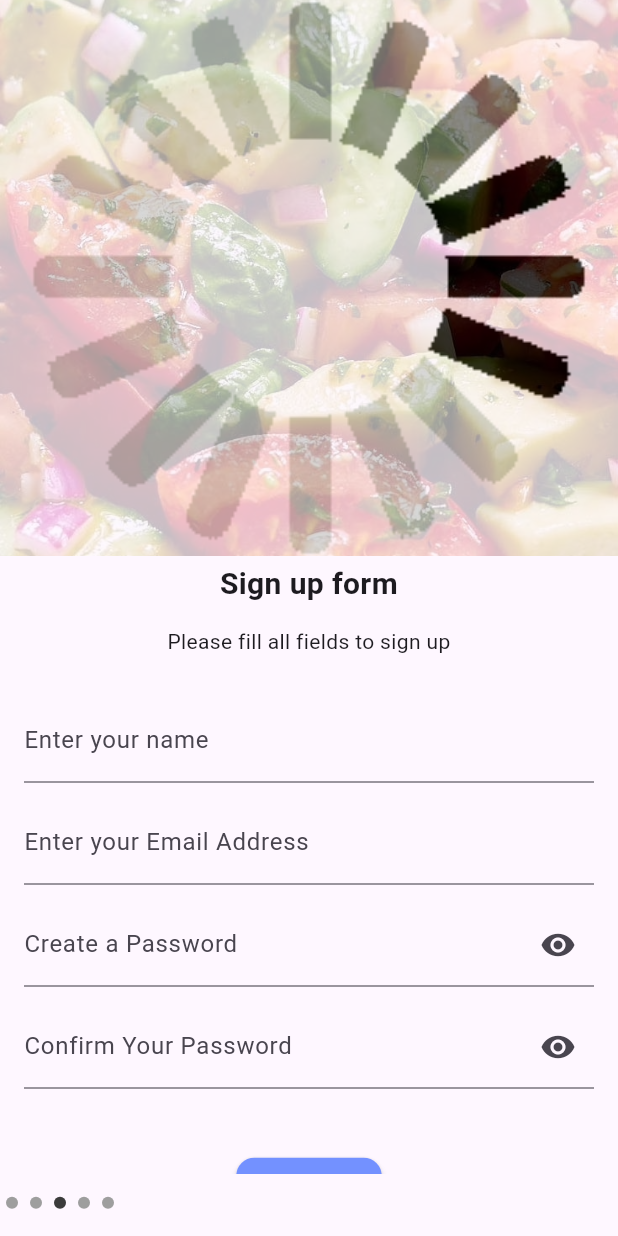
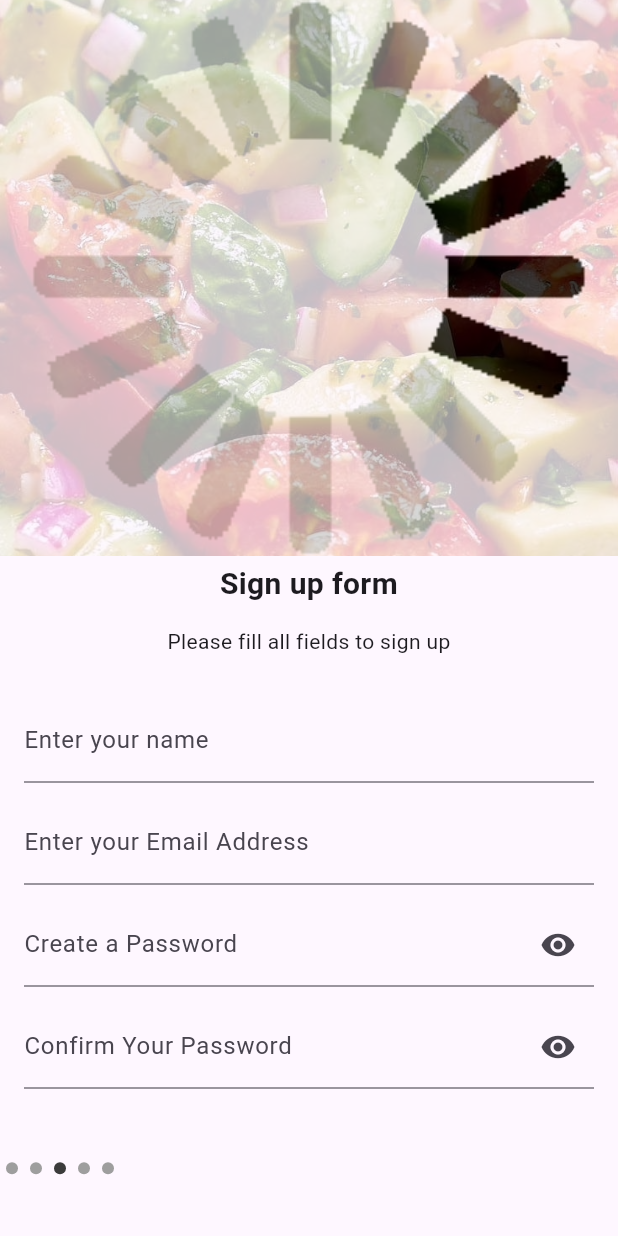
Before and after one commit to ahak-Yem/findmyrestaurant, a Flutter app: the screen it shows after launch, swiped to page 3, on a phone screen of 412 x 824 dp. Run offline on Flutter 3.47's test engine with Material 3 defaults, Android fonts, the phone set to English and light mode, and no system bars; our stand-ins replace device_info_plus, flutter_dotenv, fluttertoast, hive, hive_flutter, synchronized; accounts and stored records are empty; generated files the repository leaves out were written again; statements that could not run were skipped.

Commit message:
Wrap the app carousel inside a Stack and add padding to cover pageview default bottom padding with the bottom bar.

```diff
--- a/lib/src/components/app_carousel.dart
+++ b/lib/src/components/app_carousel.dart
@@ -36,14 +36,16 @@ class _AppCarouselState extends State<AppCarousel> {
 
   @override
   Widget build(BuildContext context) {
-    return Column(
+    return Stack(
+      alignment: Alignment.bottomCenter,
       children: [
-        SizedBox(
+        Container(
+          padding: const EdgeInsets.only(bottom: 34),
           height: MediaQuery.of(context).size.height * widget.heightPercentage / 100,
           child: PageView.builder(
             controller: widget.pageController,
             itemCount: widget.items.length,
-            physics: widget.isNotScrollable ? const NeverScrollableScrollPhysics() :  null,
+            physics: widget.isNotScrollable ? const NeverScrollableScrollPhysics() : null,
             onPageChanged: (index) {
               setState(() {
                 _currentIndex = index;
```
